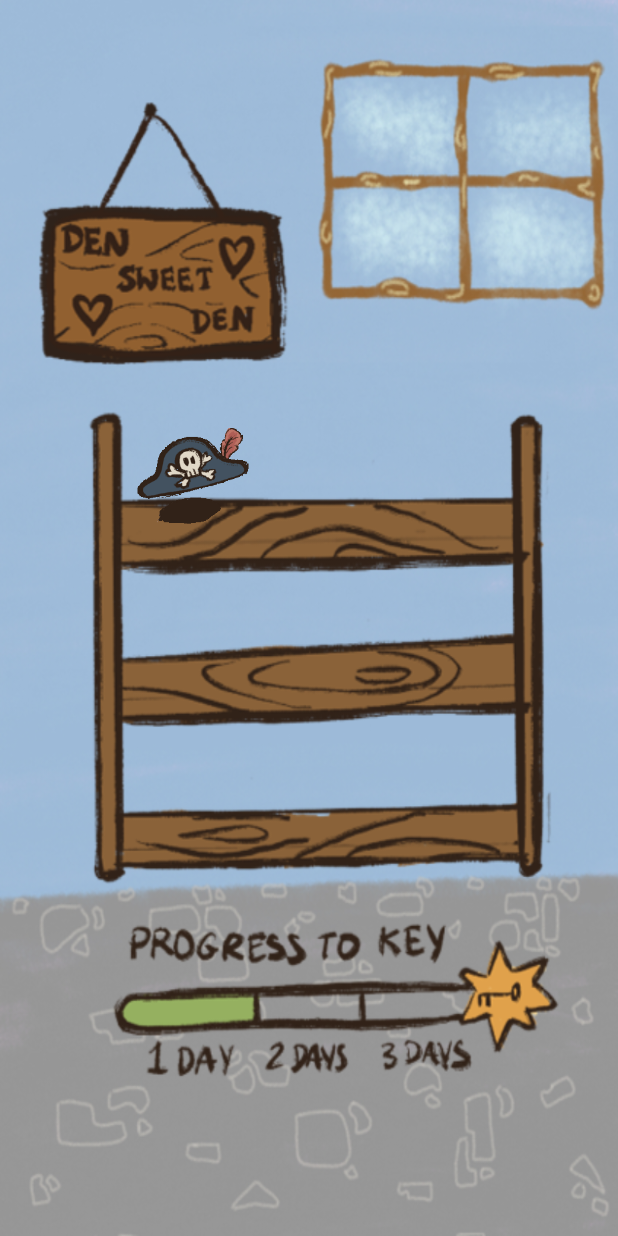
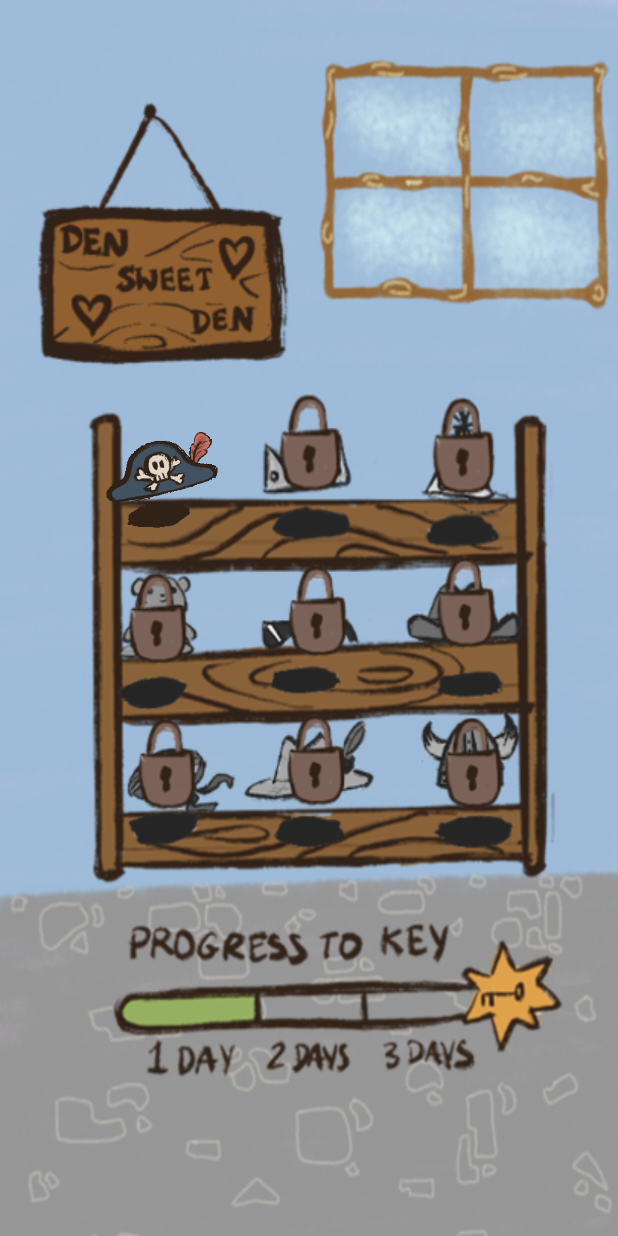
Before and after one commit to TheTrueTree/Paws, an Android app: the store screen opened directly, with no data from a screen before it, on a phone screen of 412 x 824 dp. Run offline under Robolectric (Android 15) with nearby library versions, the phone set to English and light mode, and no system bars.

Commit message:
Redesign Store page
Update assets so shelves not empty.

```diff
--- a/app/src/main/res/layout/activity_store.xml
+++ b/app/src/main/res/layout/activity_store.xml
@@ -5,7 +5,7 @@
     android:id="@+id/main"
     android:layout_width="match_parent"
     android:layout_height="match_parent"
-    android:background="@drawable/pawsplaceempty"
+    android:background="@drawable/updatedpawsplace"
     tools:context=".store">
 
     <pl.droidsonroids.gif.GifImageView
@@ -15,9 +15,9 @@
         android:src="@drawable/hatgif"
         app:layout_constraintBottom_toBottomOf="parent"
         app:layout_constraintEnd_toEndOf="parent"
-        app:layout_constraintHorizontal_bias="0.225"
+        app:layout_constraintHorizontal_bias="0.151"
         app:layout_constraintStart_toStartOf="parent"
         app:layout_constraintTop_toTopOf="parent"
-        app:layout_constraintVertical_bias="0.355" />
+        app:layout_constraintVertical_bias="0.359" />
 
 </androidx.constraintlayout.widget.ConstraintLayout>
```
Also changed, not shown: app/src/main/res/drawable/updatedpawsplace.png (added).
